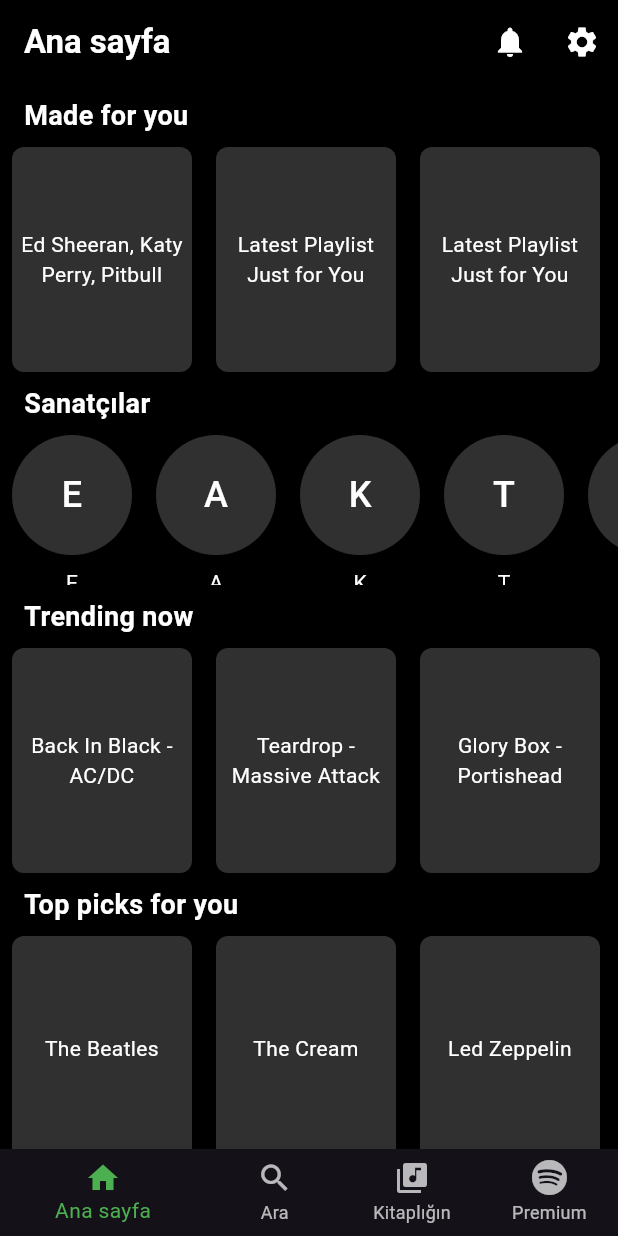
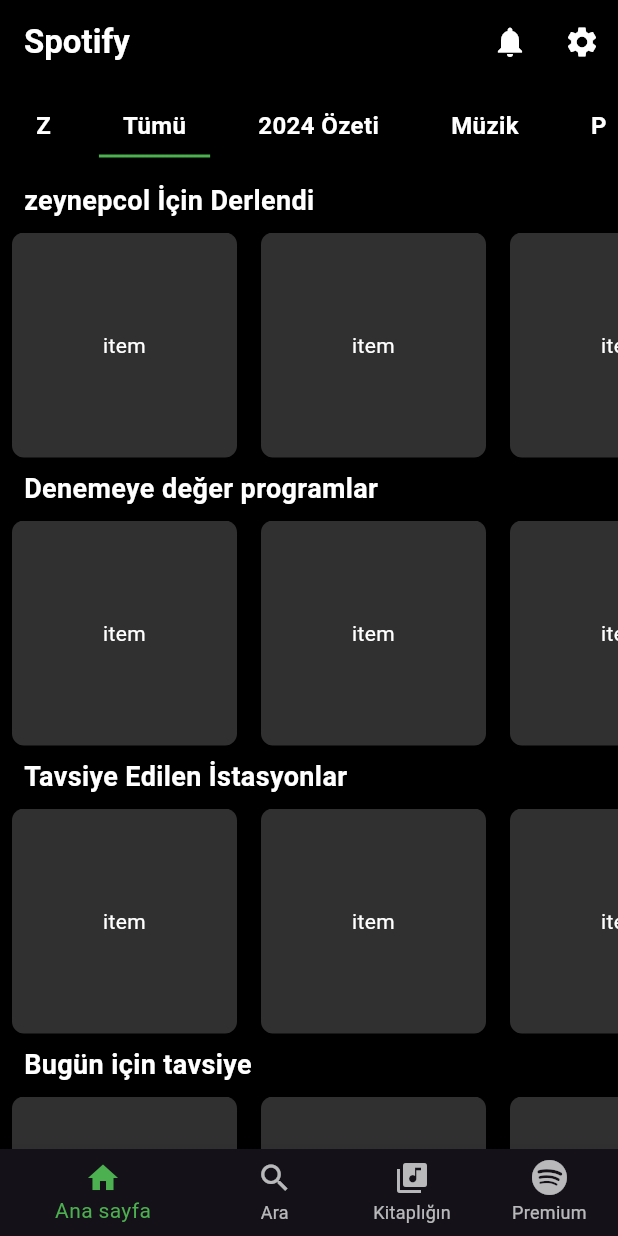
Before and after one commit to zeynepcol/Spotify-Clone-Flutter, a Flutter app: the screen it shows after launch, on a phone screen of 412 x 824 dp. Run offline on Flutter 3.47's test engine with Material 3 defaults, Android fonts, the phone set to English and light mode, and no system bars; our stand-ins replace font_awesome_flutter.

```diff
--- a/lib/pages/home.dart
+++ b/lib/pages/home.dart
@@ -1,6 +1,5 @@
 import 'package:flutter/material.dart';
 import 'package:font_awesome_flutter/font_awesome_flutter.dart';
-
 
 class HomePage extends StatefulWidget {
   @override
@@ -9,12 +8,21 @@ class HomePage extends StatefulWidget {
 
 class _HomePageState extends State<HomePage> {
   int _currentIndex = 0;
+  int _selectedHeaderIndex = 1; // Varsayılan "Tümü" seçili
 
   final List<String> _titles = [
     'Ana sayfa',
     'Ara',
     'Kitaplığın',
     'Premium',
+  ];
+
+  final List<String> _headerCategories = [
+    'Z',
+    'Tümü',
+    '2024 Özeti',
+    'Müzik',
+    'Podcast’ler',
   ];
 
   @override
@@ -25,7 +33,7 @@ class _HomePageState extends State<HomePage> {
         backgroundColor: Colors.black,
         elevation: 0,
         title: Text(
-          _titles[_currentIndex],
+          'Spotify',
           style: TextStyle(color: Colors.white, fontWeight: FontWeight.bold),
         ),
         actions: [
@@ -39,52 +47,101 @@ class _HomePageState extends State<HomePage> {
           ),
         ],
       ),
-      body: ListView(
-        padding: EdgeInsets.only(bottom: 16.0),
-        children: [
-          SectionTitle(title: 'Made for you'),
-          HorizontalList(
-            items: [
-              'Ed Sheeran, Katy Perry, Pitbull',
-              'Latest Playlist Just for You',
-              'Latest Playlist Just for You',
-              'Latest Playlist Just for You',
-            ],
-          ),
-          SectionTitle(title: 'Sanatçılar'), // Yeni "Sanatçılar" başlığı
-          CircleList(
-            items: [
-              'E',
-              'A',
-              'K',
-              'T',
-              'B'
-            ],
-          ),
-          SectionTitle(title: 'Trending now'),
-          HorizontalList(
-            items: [
-              'Back In Black - AC/DC',
-              'Teardrop - Massive Attack',
-              'Glory Box - Portishead',
-              'Angel - Massive Attack',
-              'Machine Gun - Portishead',
-              'Roads - Portishead',
-              'Paradise Circus - Massive Attack',
-            ],
-          ),
-          SectionTitle(title: 'Top picks for you'),
-          HorizontalList(
-            items: [
-              'The Beatles',
-              'The Cream',
-              'Led Zeppelin',
-              'Dua Lipa',
-              'Maroon 5',
-              'Rihanna'
-            ],
-          ),
-        ],
+      body: SingleChildScrollView(
+        child: Column(
+          crossAxisAlignment: CrossAxisAlignment.start,
+          children: [
+            // Header Menü
+            Container(
+              color: Colors.black,
+              padding: EdgeInsets.symmetric(horizontal: 8.0, vertical: 8.0),
+              child: SingleChildScrollView(
+                scrollDirection: Axis.horizontal,
+                child: Row(
+                  children: List.generate(_headerCategories.length, (index) {
+                    return GestureDetector(
+                      onTap: () {
+                        setState(() {
+                          _selectedHeaderIndex = index;
+                        });
+                      },
+                      child: Container(
+                        padding: EdgeInsets.symmetric(horizontal: 16.0, vertical: 8.0),
+                        margin: EdgeInsets.only(right: 16.0),
+                        decoration: BoxDecoration(
+                          border: Border(
+                            bottom: BorderSide(
+                              color: _selectedHeaderIndex == index
+                                  ? Colors.green
+                                  : Colors.transparent,
+                              width: 2.0,
+                            ),
+                          ),
+                        ),
+                        child: Text(
+                          _headerCategories[index],
+                          style: TextStyle(
+                            color: Colors.white,
+                            fontSize: 16,
+                            fontWeight: FontWeight.bold,
+                          ),
+                        ),
+                      ),
+                    );
+                  }),
+                ),
+              ),
+            ),
+            SectionTitle(title: "zeynepcol İçin Derlendi"),
+            HorizontalList(
+              items: ['item', 'item', 'item', 'item', 'item', 'item', 'item', 'item', 'item'],
+            ),
+            SectionTitle(title: "Denemeye değer programlar"),
+            HorizontalList(
+              items: ['item', 'item', 'item', 'item', 'item', 'item', 'item', 'item', 'item'],
+            ),
+            SectionTitle(title: "Tavsiye Edilen İstasyonlar"),
+            HorizontalList(
+              items: ['item', 'item', 'item', 'item', 'item', 'item', 'item', 'item', 'item'],
+            ),
+            SectionTitle(title: "Bugün için tavsiye"),
+            HorizontalList(
+              items: ['item', 'item', 'item', 'item', 'item', 'item', 'item', 'item', 'item'],
+            ),
+            SectionTitle(title: "Sanatçıların en iyileri"),
+            HorizontalList(
+              items: ['item', 'item', 'item', 'item', 'item', 'item', 'item', 'item', 'item'],
+            ),
+            SectionTitle(title: "En sevdiğin sanatçılar"),
+            HorizontalList(
+              items: ['item', 'item', 'item', 'item', 'item', 'item', 'item', 'item', 'item'],
+            ),
+            SectionTitle(title: "Günlük müzik ihtiyacın"),
+            HorizontalList(
+              items: ['item', 'item', 'item', 'item', 'item', 'item', 'item', 'item', 'item'],
+            ),
+            SectionTitle(title: "Son dinlediklerine dayanarak"),
+            HorizontalList(
+              items: ['item', 'item', 'item', 'item', 'item', 'item', 'item', 'item', 'item'],
+            ),
+            SectionTitle(title: "Popüler radyolar"),
+            HorizontalList(
+              items: ['item', 'item', 'item', 'item', 'item', 'item', 'item', 'item', 'item'],
+            ),
+            SectionTitle(title: "Son dinlediklerine dayanarak"),
+            HorizontalList(
+              items: ['item', 'item', 'item', 'item', 'item', 'item', 'item', 'item', 'item'],
+            ),
+            SectionTitle(title: "Son dinlediklerine dayanarak"),
+            HorizontalList(
+              items: ['item', 'item', 'item', 'item', 'item', 'item', 'item', 'item', 'item'],
+            ),
+            SectionTitle(title: "Son dinlediklerine dayanarak"),
+            HorizontalList(
+              items: ['item', 'item', 'item', 'item', 'item', 'item', 'item', 'item', 'item'],
+            ),
+          ],
+        ),
       ),
       bottomNavigationBar: BottomNavigationBar(
         currentIndex: _currentIndex,
@@ -158,7 +215,7 @@ class HorizontalList extends StatelessWidget {
           return Padding(
             padding: const EdgeInsets.symmetric(horizontal: 8.0),
             child: Container(
-              width: 120,
+              width: 150,
               decoration: BoxDecoration(
                 color: Colors.grey[850],
                 borderRadius: BorderRadius.circular(8),
@@ -177,42 +234,3 @@ class HorizontalList extends StatelessWidget {
     );
   }
 }
-
-class CircleList extends StatelessWidget {
-  final List<String> items;
-
-  CircleList({required this.items});
-
-  @override
-  Widget build(BuildContext context) {
-    return Container(
-      height: 100,
-      child: ListView.builder(
-        scrollDirection: Axis.horizontal,
-        itemCount: items.length,
-        itemBuilder: (context, index) {
-          return Padding(
-            padding: const EdgeInsets.symmetric(horizontal: 8.0),
-            child: Column(
-              children: [
-                CircleAvatar(
-                  radius: 40,
-                  backgroundColor: Colors.grey[850],
-                  child: Text(
-                    items[index][0],
-                    style: TextStyle(color: Colors.white, fontSize: 24),
-                  ),
-                ),
-                SizedBox(height: 8),
-                Text(
-                  items[index],
-                  style: TextStyle(color: Colors.white),
-                ),
-              ],
-            ),
-          );
-        },
-      ),
-    );
-  }
-}
```
Also changed, not shown: pubspec.lock.
